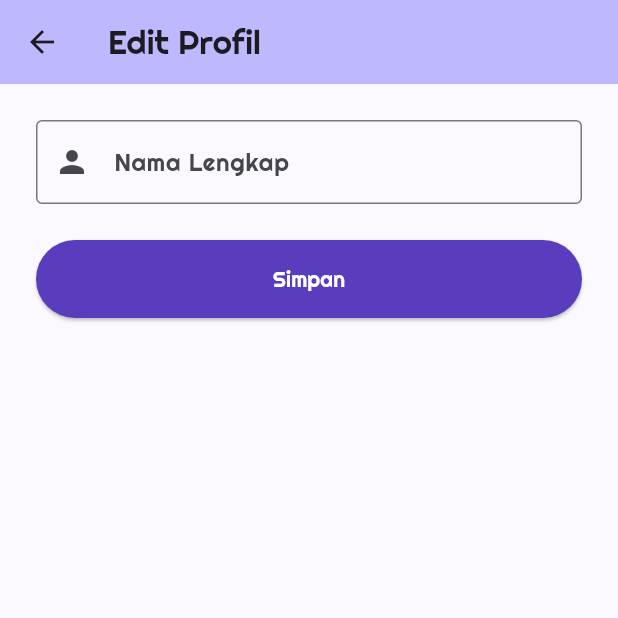
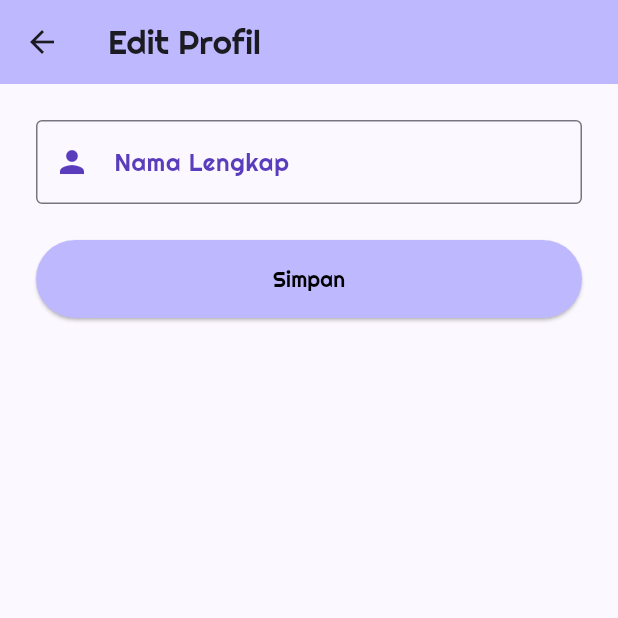
Before and after one commit to Mellias/project_ppm, a Flutter app: the EditProfilPage screen opened by its route, on a phone screen of 412 x 824 dp, the top half of it. Run offline on Flutter 3.47's test engine with Material 3 defaults, Android fonts, the phone set to English and light mode, and no system bars; our stand-ins replace firebase_auth, firebase_core, share_plus; accounts and stored records are empty.

Commit message:
ganti warna halaman edit profil

```diff
--- a/anime_hype/lib/views/edit_profil.dart
+++ b/anime_hype/lib/views/edit_profil.dart
@@ -65,7 +65,8 @@ class _EditProfilPageState extends State<EditProfilPage> {
                 controller: _nameController,
                 decoration: const InputDecoration(
                   labelText: 'Nama Lengkap',
-                  prefixIcon: Icon(Icons.person),
+                  labelStyle: TextStyle(color: Color(0xFF5A3DBD), fontWeight: FontWeight.w500,),
+                  prefixIcon: Icon(Icons.person, color: Color(0xFF5A3DBD)),
                   border: OutlineInputBorder(),
                 ),
                 validator: (value) {
@@ -81,12 +82,12 @@ class _EditProfilPageState extends State<EditProfilPage> {
                 child: ElevatedButton(
                   onPressed: _updateProfile,
                   style: ElevatedButton.styleFrom(
-                    backgroundColor: const Color(0xFF5A3DBD),
+                    backgroundColor: const Color(0xFFBEB9FF),
                     padding: const EdgeInsets.symmetric(vertical: 16),
                   ),
                   child: const Text(
                     'Simpan',
-                    style: TextStyle(color: Colors.white),
+                    style: TextStyle(color: Colors.black),
                   ),
                 ),
               ),
```
